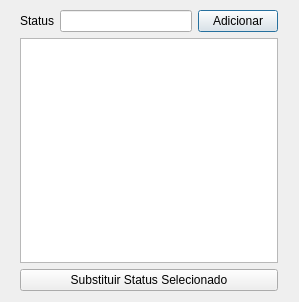
brunosr1985/TCC_NayBru, file cadastrostatus.ui: the form before one commit.
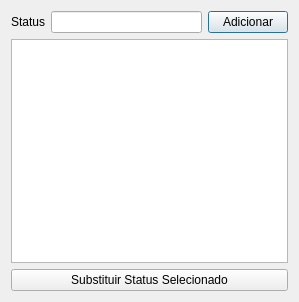
The form after the commit.

Patch:
```diff
--- a/cadastrostatus.ui
+++ b/cadastrostatus.ui
@@ -19,49 +19,25 @@
   <property name="windowTitle">
    <string>Cadastro de Status</string>
   </property>
-  <widget class="QWidget" name="layoutWidget">
-   <property name="geometry">
-    <rect>
-     <x>20</x>
-     <y>10</y>
-     <width>258</width>
-     <height>281</height>
-    </rect>
-   </property>
    <layout class="QGridLayout" name="gridLayout">
     <item row="0" column="0">
-     <layout class="QHBoxLayout" name="horizontalLayout">
-      <item>
        <widget class="QLabel" name="label">
         <property name="text">
          <string>Status</string>
         </property>
        </widget>
       </item>
-      <item>
+   <item row="0" column="1">
        <widget class="QLineEdit" name="lineStatus"/>
       </item>
-      <item>
+   <item row="0" column="2">
        <widget class="QPushButton" name="Adicionar">
         <property name="text">
          <string>Adicionar</string>
         </property>
        </widget>
       </item>
-     </layout>
-    </item>
-    <item row="2" column="0">
-     <layout class="QHBoxLayout" name="horizontalLayout_2">
-      <item>
-       <widget class="QPushButton" name="botaoEditar">
-        <property name="text">
-         <string>Substituir Status Selecionado</string>
-        </property>
-       </widget>
-      </item>
-     </layout>
-    </item>
-    <item row="1" column="0">
+   <item row="1" column="0" colspan="3">
      <widget class="QTableView" name="tableStatus">
       <property name="editTriggers">
        <set>QAbstractItemView::SelectedClicked</set>
@@ -77,8 +53,14 @@
       </property>
      </widget>
     </item>
-   </layout>
-  </widget>
+   <item row="2" column="0" colspan="3">
+    <widget class="QPushButton" name="botaoEditar">
+     <property name="text">
+      <string>Substituir Status Selecionado</string>
+     </property>
+    </widget>
+   </item>
+  </layout>
  </widget>
  <resources/>
  <connections/>
```
Lines whose indentation alone changed are shown as unchanged.
